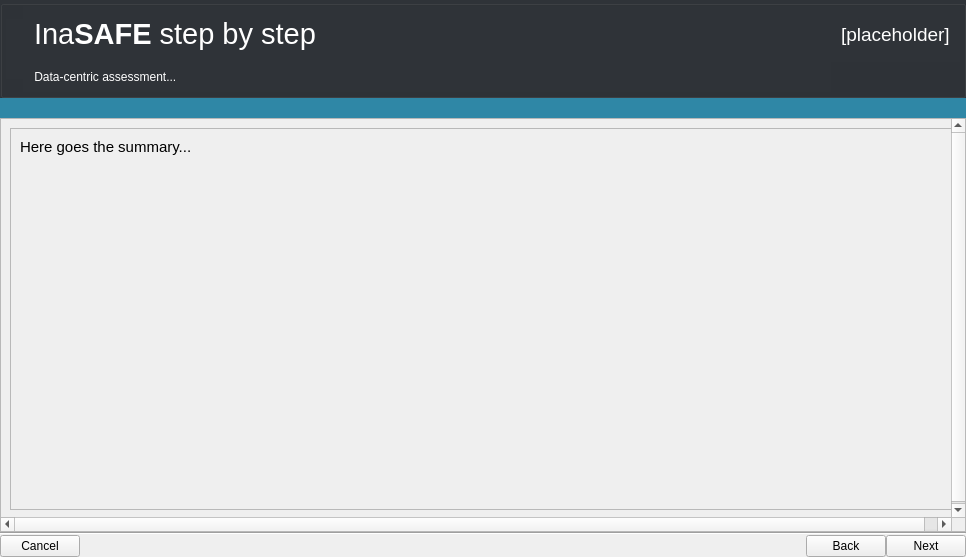
The window that safe/gui/ui/wizard_dialog_base.ui (inasafe/inasafe) describes before a commit, drawn with Qt 5.
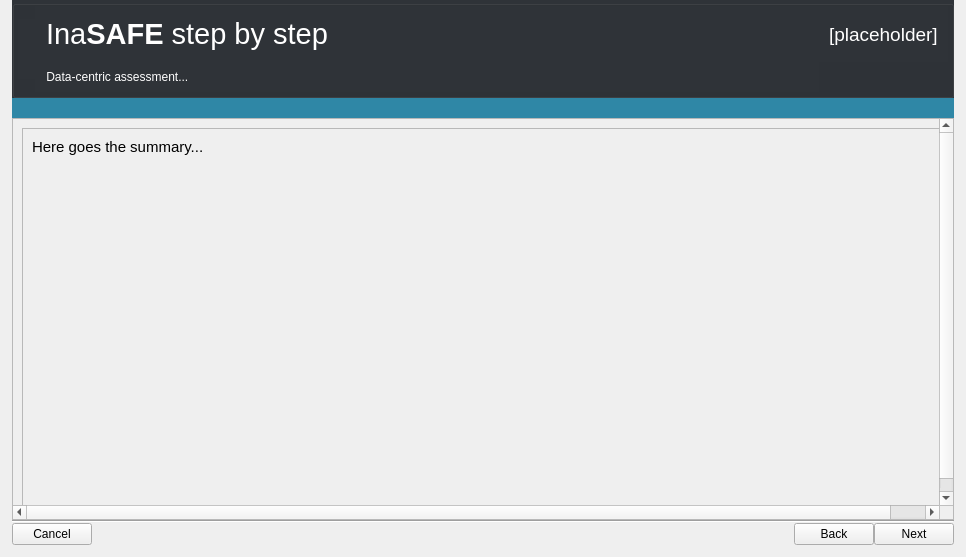
The same window after the commit. The open tabs and pages were chosen to show the change. Icons and pictures are not drawn. Custom widgets are drawn as their Qt base class.

Commit message: Added more padding around dialogs

The edit to the form file:
```diff
--- a/safe/gui/ui/wizard_dialog_base.ui
+++ b/safe/gui/ui/wizard_dialog_base.ui
@@ -34,16 +34,16 @@
   </property>
   <layout class="QGridLayout" name="gridLayout_13">
    <property name="leftMargin">
-    <number>0</number>
+    <number>12</number>
    </property>
    <property name="topMargin">
     <number>0</number>
    </property>
    <property name="rightMargin">
-    <number>0</number>
+    <number>12</number>
    </property>
    <property name="bottomMargin">
-    <number>0</number>
+    <number>12</number>
    </property>
    <property name="verticalSpacing">
     <number>0</number>
@@ -176,7 +176,7 @@
        <rect>
         <x>0</x>
         <y>0</y>
-        <width>964</width>
+        <width>940</width>
         <height>400</height>
        </rect>
       </property>
@@ -3785,8 +3785,8 @@
                <rect>
                 <x>0</x>
                 <y>0</y>
-                <width>938</width>
-                <height>374</height>
+                <width>98</width>
+                <height>63</height>
                </rect>
               </property>
               <layout class="QVBoxLayout" name="verticalLayout_32">
```
The commit also changes 4 other files.
